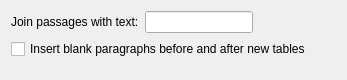
This is multiscript/outputs/word/plan_config_word_panel.ui in multiscript/multiscript as Qt 5 draws it before an edit. The edited form follows.
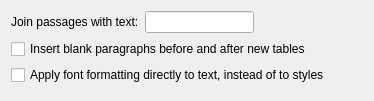
This is the edited form.

Commit message:
Apply Word formatting to style by default (#19)
* Handle cancellation more gracefully

Rather than pre-prompt with the cancellation error at every level.

* Fix base template expansion

If changes are saved after base template expansion, keep them.
Handle base template cached metadata

* Make sure new para styles inherit from base style

* Remove generate_pdf unused option

* Pass runner to more tag formatting methods

* By default apply font formatting to style

* Add ui to control where word font formatting is applied

* Update test data

The edit to the form file:
```diff
--- a/multiscript/outputs/word/plan_config_word_panel.ui
+++ b/multiscript/outputs/word/plan_config_word_panel.ui
@@ -6,8 +6,8 @@
    <rect>
     <x>0</x>
     <y>0</y>
-    <width>347</width>
-    <height>80</height>
+    <width>374</width>
+    <height>101</height>
    </rect>
   </property>
   <property name="windowTitle">
@@ -48,6 +48,13 @@
      </property>
     </widget>
    </item>
+   <item>
+    <widget class="QCheckBox" name="applyForrmattingToRunsCheckBox">
+     <property name="text">
+      <string>Apply font formatting directly to text, instead of to styles</string>
+     </property>
+    </widget>
+   </item>
    <item>
     <spacer name="verticalSpacer">
      <property name="orientation">
```
The commit also changes 26 other files.
